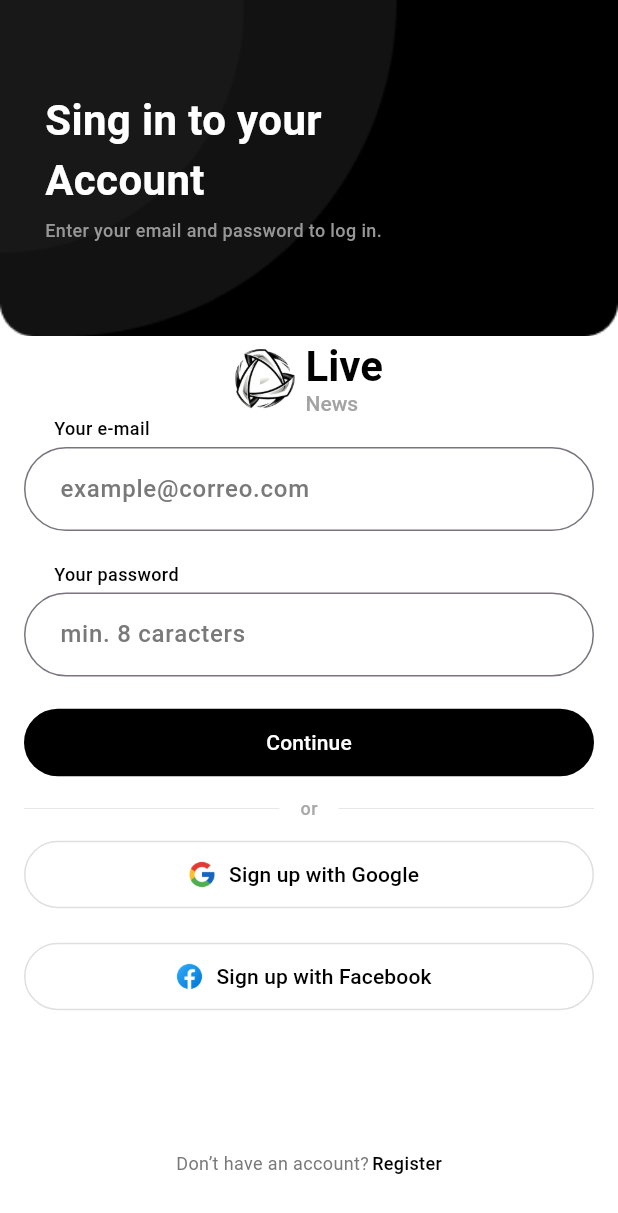
After one commit to IsaiGonzalez08/live_news, a Flutter app: the screen it shows after launch, after a tap on "Get Started for Free", on a phone screen of 412 x 824 dp. The commit adds this screen. Shown: the top 1213 px of the screen. Run offline on Flutter 3.47's test engine with Material 3 defaults, Android fonts, the phone set to English and light mode, and no system bars.

Commit message:
[ADD] user-login

```diff
--- a/lib/main.dart
+++ b/lib/main.dart
@@ -10,13 +10,7 @@ class MyApp extends StatelessWidget {
 
   @override
   Widget build(BuildContext context) {
-    return MaterialApp(
-        title: 'Flutter Demo',
-        debugShowCheckedModeBanner: false,
-        theme: ThemeData(
-          colorScheme: ColorScheme.fromSeed(seedColor: Colors.deepPurple),
-          useMaterial3: true,
-        ),
-        home: const InitView());
+    return const MaterialApp(
+        debugShowCheckedModeBanner: false, home: InitView());
   }
 }
--- a/lib/views/InitView/init_view.dart
+++ b/lib/views/InitView/init_view.dart
@@ -1,4 +1,5 @@
 import 'package:flutter/material.dart';
+import 'package:news_app/views/Login/login_view.dart';
 
 class InitView extends StatelessWidget {
   const InitView({super.key});
@@ -80,6 +81,12 @@ class InitView extends StatelessWidget {
                         borderRadius: BorderRadius.all(Radius.circular(20)),
                         color: Color(0xFF000000)),
                     child: InkWell(
+                      onTap: () {
+                        Navigator.push(
+                            context,
+                            MaterialPageRoute(
+                                builder: (context) => const LoginView()));
+                      },
                       child: Padding(
                         padding: const EdgeInsets.symmetric(horizontal: 10),
                         child: Row(
--- /dev/null
+++ b/lib/views/Login/login_view.dart
@@ -0,0 +1,245 @@
+import 'package:flutter/material.dart';
+import 'package:news_app/widgets/custom_text_form.dart';
+
+class LoginView extends StatelessWidget {
+  const LoginView({super.key});
+
+  @override
+  Widget build(BuildContext context) {
+    return Scaffold(
+      body: SingleChildScrollView(
+        child: Container(
+          width: double.infinity,
+          height: MediaQuery.of(context).size.height, // Asegura que el contenedor tenga la altura de la pantalla
+          decoration: const BoxDecoration(
+            color: Color(0xFFFFFFFF),
+            image: DecorationImage(
+              alignment: Alignment(0, -1),
+              fit: BoxFit.contain,
+              image: AssetImage('assets/images/login_signup_bg.png'),
+            ),
+          ),
+          child: Padding(
+            padding: const EdgeInsets.symmetric(vertical: 40),
+            child: Column(
+              crossAxisAlignment: CrossAxisAlignment.start,
+              mainAxisAlignment: MainAxisAlignment.spaceBetween,
+              children: [
+                const Padding(
+                  padding: EdgeInsets.symmetric(horizontal: 30, vertical: 20),
+                  child: Column(
+                    crossAxisAlignment: CrossAxisAlignment.start,
+                    children: [
+                      Text(
+                        'Sing in to your \nAccount',
+                        style: TextStyle(
+                            color: Color(0xFFFFFFFF),
+                            fontSize: 28,
+                            fontWeight: FontWeight.w600),
+                      ),
+                      SizedBox(
+                        height: 5,
+                      ),
+                      Text(
+                        textAlign: TextAlign.start,
+                        'Enter your email and password to log in.',
+                        style: TextStyle(
+                            color: Color(0xFF979797),
+                            fontSize: 12,
+                            fontWeight: FontWeight.w500),
+                      )
+                    ],
+                  ),
+                ),
+                Column(
+                  children: [
+                    Row(
+                      mainAxisAlignment: MainAxisAlignment.center,
+                      children: [
+                        Image.asset(
+                          'assets/images/logo_live_news.png',
+                          width: 40,
+                        ),
+                        const SizedBox(
+                          width: 7,
+                        ),
+                        RichText(
+                          softWrap: false,
+                          text: const TextSpan(
+                            text: 'Live',
+                            style: TextStyle(
+                                color: Color(0xFF000000),
+                                fontSize: 28,
+                                fontWeight: FontWeight.w600),
+                            children: [
+                              TextSpan(
+                                text: '\nNews',
+                                style: TextStyle(
+                                    color: Color(0xFFA3A3A3),
+                                    fontSize: 14,
+                                    fontWeight: FontWeight.w500),
+                              )
+                            ],
+                          ),
+                        ),
+                      ],
+                    ),
+                    Padding(
+                      padding: const EdgeInsets.symmetric(horizontal: 16),
+                      child: Form(
+                        child: Column(
+                          children: [
+                            const CustomTextFormField(
+                              labelText: 'Your e-mail',
+                              hintText: 'example@correo.com',
+                            ),
+                            const SizedBox(
+                              height: 20,
+                            ),
+                            const CustomTextFormField(
+                              labelText: 'Your password',
+                              hintText: 'min. 8 caracters',
+                            ),
+                            const SizedBox(
+                              height: 20,
+                            ),
+                            FilledButton(
+                              onPressed: () {},
+                              style: const ButtonStyle(
+                                minimumSize: WidgetStatePropertyAll(
+                                    Size(double.infinity, 45)),
+                                backgroundColor:
+                                    WidgetStatePropertyAll(Color(0xFF000000)),
+                              ),
+                              child: const Text('Continue'),
+                            ),
+                            SizedBox(
+                              width: double.infinity,
+                              height: 40,
+                              child: Row(
+                                mainAxisAlignment: MainAxisAlignment.center,
+                                crossAxisAlignment: CrossAxisAlignment.center,
+                                children: [
+                                  Expanded(
+                                    child: Container(
+                                      height: 0.5,
+                                      color: const Color(0xFFDFDFDF),
+                                    ),
+                                  ),
+                                  const Padding(
+                                    padding:
+                                        EdgeInsets.symmetric(horizontal: 14),
+                                    child: Text(
+                                      'or',
+                                      style: TextStyle(
+                                          color: Color(0xFFA8A8A8),
+                                          fontSize: 12,
+                                          fontWeight: FontWeight.w500),
+                                    ),
+                                  ),
+                                  Expanded(
+                                    child: Container(
+                                      height: 0.5,
+                                      color: const Color(0xFFDFDFDF),
+                                    ),
+                                  ),
+                                ],
+                              ),
+                            ),
+                            FilledButton.icon(
+                              onPressed: () {},
+                              style: ButtonStyle(
+                                minimumSize: const WidgetStatePropertyAll(
+                                    Size(double.infinity, 45)),
+                                backgroundColor:
+                                    const WidgetStatePropertyAll(
+                                        Color(0xFFFFFFFF)),
+                                shape: WidgetStateProperty.all<
+                                    RoundedRectangleBorder>(
+                                  RoundedRectangleBorder(
+                                    borderRadius: BorderRadius.circular(
+                                        30.0), // Bordes redondeados
+                                    side: const BorderSide(
+                                        color: Color(0xFFDFDFDF),
+                                        width: 1.0), // Borde
+                                  ),
+                                ),
+                              ),
+                              label: const Text(
+                                'Sign up with Google',
+                                style: TextStyle(color: Color(0xFF000000)),
+                              ),
+                              icon: Image.asset(
+                                'assets/images/Google.png',
+                                width: 20,
+                              ),
+                            ),
+                            const SizedBox(
+                              height: 20,
+                            ),
+                            FilledButton.icon(
+                              onPressed: () {},
+                              style: ButtonStyle(
+                                minimumSize: const WidgetStatePropertyAll(
+                                    Size(double.infinity, 45)),
+                                backgroundColor:
+                                    const WidgetStatePropertyAll(
+                                        Color(0xFFFFFFFF)),
+                                shape: WidgetStateProperty.all<
+                                    RoundedRectangleBorder>(
+                                  RoundedRectangleBorder(
+                                    borderRadius: BorderRadius.circular(
+                                        30.0), // Bordes redondeados
+                                    side: const BorderSide(
+                                        color: Color(0xFFDFDFDF),
+                                        width: 1.0), // Borde
+                                  ),
+                                ),
+                              ),
+                              label: const Text(
+                                'Sign up with Facebook',
+                                style: TextStyle(color: Color(0xFF000000)),
+                              ),
+                              icon: Image.asset(
+                                'assets/images/Facebook.png',
+                                width: 20,
+                              ),
+                            ),
+                          ],
+                        ),
+                      ),
+                    ),
+                  ],
+                ),
+                Container(), // Este Container está vacío, podrías eliminarlo si no es necesario
+                Row(
+                  mainAxisAlignment: MainAxisAlignment.center,
+                  children: [
+                    const Text(
+                      'Don’t have an account?',
+                      style:
+                          TextStyle(color: Color(0xFF797979), fontSize: 12),
+                    ),
+                    const SizedBox(
+                      width: 2,
+                    ),
+                    InkWell(
+                      onTap: () {},
+                      child: const Text(
+                        'Register',
+                        style: TextStyle(
+                            color: Color(0xFF000000),
+                            fontWeight: FontWeight.w500,
+                            fontSize: 12),
+                      ),
+                    ),
+                  ],
+                ),
+              ],
+            ),
+          ),
+        ),
+      ),
+    );
+  }
+}
--- /dev/null
+++ b/lib/widgets/custom_text_form.dart
@@ -0,0 +1,48 @@
+import 'package:flutter/material.dart';
+
+class CustomTextFormField extends StatelessWidget {
+  const CustomTextFormField(
+      {super.key, required this.labelText, required this.hintText});
+  final String labelText;
+  final String hintText;
+
+  @override
+  Widget build(BuildContext context) {
+    return Column(
+      crossAxisAlignment: CrossAxisAlignment.start,
+      children: [
+        Padding(
+          padding: const EdgeInsets.only(left: 20, bottom: 4),
+          child: Text(
+            labelText,
+            style: const TextStyle(
+                color: Color(0xFF000000),
+                fontSize: 12,
+                fontWeight: FontWeight.w500),
+          ),
+        ),
+        TextFormField(
+          cursorColor: const Color(0xFF000000),
+          decoration: InputDecoration(
+              hintText: hintText,
+              hintStyle: const TextStyle(
+                  color: Color(0xFF797979), fontWeight: FontWeight.w500),
+              contentPadding:
+                  const EdgeInsets.only(top: 16, bottom: 16, left: 20),
+              focusedBorder: const OutlineInputBorder(
+                  borderRadius: BorderRadius.all(Radius.circular(30)),
+                  borderSide: BorderSide(
+                      width: 1.2,
+                      color: Color(0xFF000000),
+                      style: BorderStyle.solid)),
+              border: const OutlineInputBorder(
+                  borderRadius: BorderRadius.all(Radius.circular(30)),
+                  borderSide: BorderSide(
+                      width: 1,
+                      color: Color(0xFFDFDFDF),
+                      style: BorderStyle.solid))),
+        )
+      ],
+    );
+  }
+}
--- a/pubspec.yaml
+++ b/pubspec.yaml
@@ -56,6 +56,9 @@ flutter:
     - assets/images/init_view_bg.png
     - assets/images/logo_live_news.png
     - assets/images/init_foward_button.png
+    - assets/images/login_signup_bg.png
+    - assets/images/Google.png
+    - assets/images/Facebook.png
 
   # The following line ensures that the Material Icons font is
   # included with your application, so that you can use the icons in
```
Also changed, not shown: assets/images/Facebook.png (added), assets/images/Google.png (added), assets/images/login_signup_bg.png (added).
